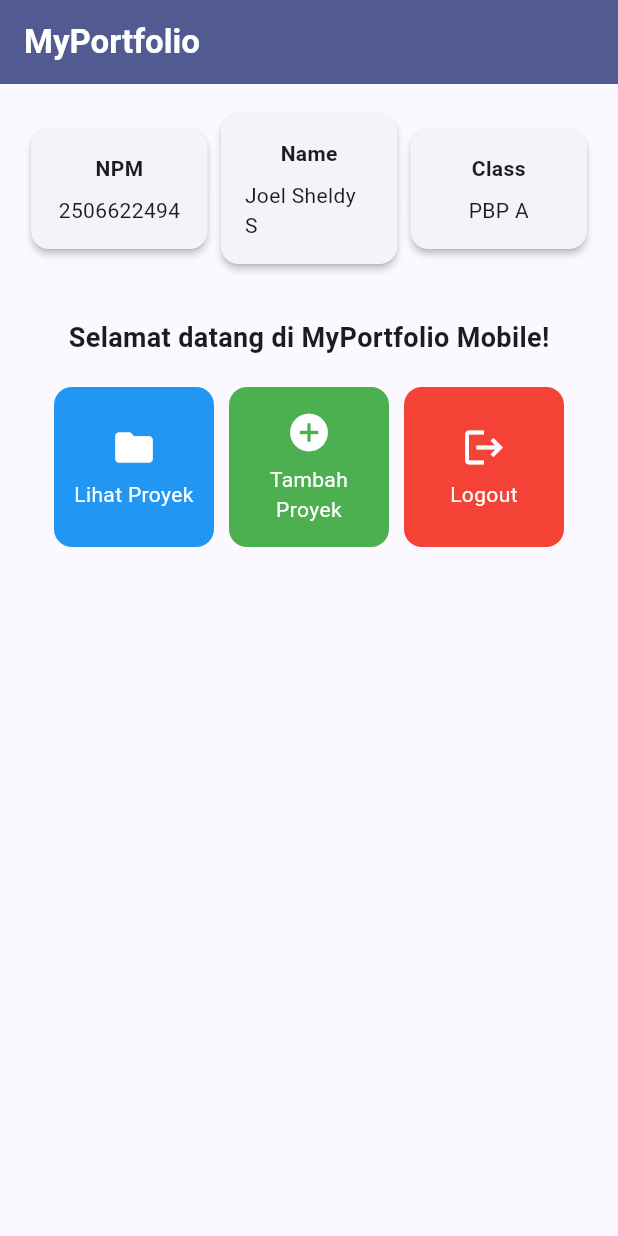
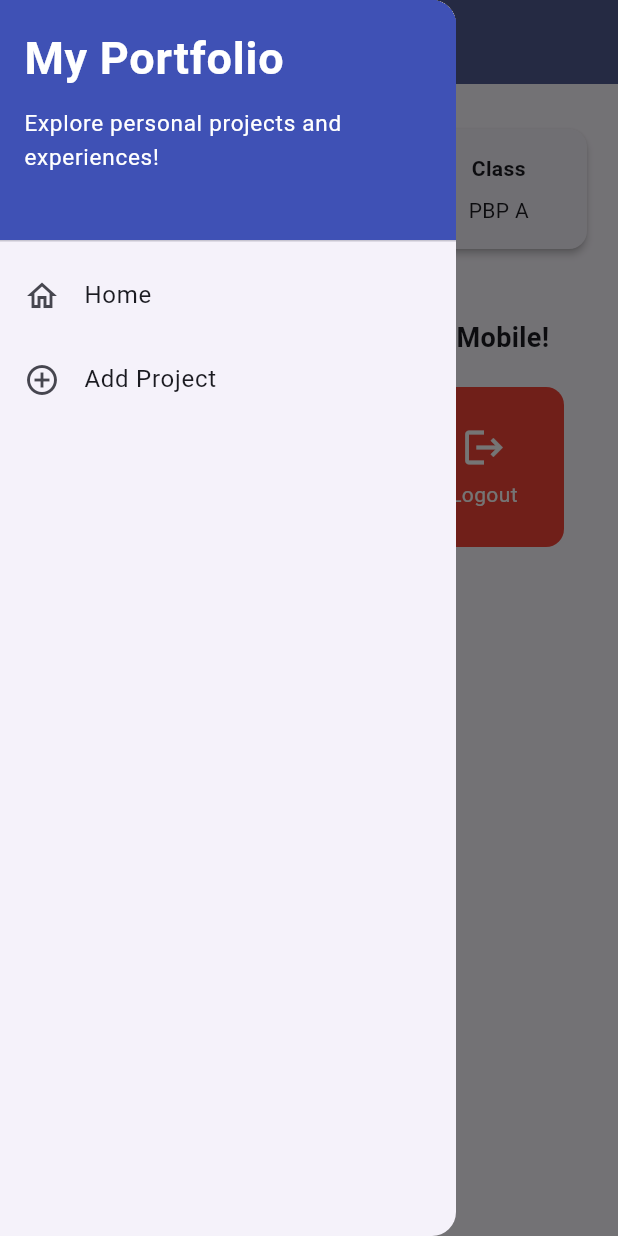
Before and after one commit to joelsheldys/myportofolio_mobile, a Flutter app: the screen it shows after launch, with the side drawer open (before the commit the screen has no drawer), on a phone screen of 412 x 824 dp. Run offline on Flutter 3.47's test engine with Material 3 defaults, Android fonts, the phone set to English and light mode, and no system bars; our stand-ins replace material_ui.

Commit message:
Tutorial 09

```diff
--- a/lib/main.dart
+++ b/lib/main.dart
@@ -1,5 +1,8 @@
-import 'package:flutter/material.dart';
-import 'package:myportofolio_mobile/menu.dart';
+import 'package:material_ui/material_ui.dart';
+import 'package:myportofolio_mobile/screens/menu.dart';
+import 'package:myportofolio_mobile/screens/project_form.dart';
+import 'package:myportofolio_mobile/widgets/left_drawer.dart';
+import 'package:myportofolio_mobile/widgets/project_card.dart';
 
 void main() {
   runApp(const MyApp());
@@ -19,7 +22,78 @@ class MyApp extends StatelessWidget {
         ),
         useMaterial3: true,
       ),
-      home: MyHomePage(),
+      home: const Tutorial9HomePage(),
     );
   }
 }
+
+class Tutorial9HomePage extends StatelessWidget {
+  const Tutorial9HomePage({super.key});
+
+  void _openProjectForm(BuildContext context) {
+    Navigator.of(context).push(
+      MaterialPageRoute<void>(
+        builder: (context) => const ProjectFormPage(),
+      ),
+    );
+  }
+
+  @override
+  Widget build(BuildContext context) {
+    final items = [
+      ItemHomepage('Lihat Proyek', Icons.folder, Colors.blue),
+      ItemHomepage('Tambah Proyek', Icons.add_circle, Colors.green),
+      ItemHomepage('Logout', Icons.logout, Colors.red),
+    ];
+
+    return Scaffold(
+      appBar: AppBar(
+        title: const Text(
+          'MyPortfolio',
+          style: TextStyle(color: Colors.white, fontWeight: FontWeight.bold),
+        ),
+        backgroundColor: Theme.of(context).colorScheme.primary,
+        foregroundColor: Colors.white,
+      ),
+      drawer: LeftDrawer(
+        onHome: () => Navigator.pop(context),
+        onAddProject: () {
+          Navigator.pop(context);
+          _openProjectForm(context);
+        },
+      ),
+      body: SingleChildScrollView(
+        padding: const EdgeInsets.all(16),
+        child: Column(
+          crossAxisAlignment: CrossAxisAlignment.center,
+          children: [
+            Row(
+              mainAxisAlignment: MainAxisAlignment.spaceEvenly,
+              children: [
+                InfoCard(title: 'NPM', content: '2506622494'),
+                InfoCard(title: 'Name', content: 'Joel Sheldy S'),
+                InfoCard(title: 'Class', content: 'PBP A'),
+              ],
+            ),
+            const SizedBox(height: 32),
+            const Text(
+              'Selamat datang di MyPortfolio Mobile!',
+              textAlign: TextAlign.center,
+              style: TextStyle(fontWeight: FontWeight.bold, fontSize: 18),
+            ),
+            GridView.count(
+              primary: false,
+              shrinkWrap: true,
+              physics: const NeverScrollableScrollPhysics(),
+              padding: const EdgeInsets.all(20),
+              crossAxisSpacing: 10,
+              mainAxisSpacing: 10,
+              crossAxisCount: 3,
+              children: items.map((item) => ItemCard(item)).toList(),
+            ),
+          ],
+        ),
+      ),
+    );
+  }
+}
--- a/lib/menu.dart
+++ b/lib/screens/menu.dart
@@ -1,4 +1,7 @@
-import 'package:flutter/material.dart';
+import 'package:material_ui/material_ui.dart';
+import 'package:myportofolio_mobile/screens/project_form.dart';
+import 'package:myportofolio_mobile/widgets/left_drawer.dart';
+import 'package:myportofolio_mobile/widgets/project_card.dart';
 
 class ItemHomepage {
   final String name;
@@ -37,51 +40,6 @@ class InfoCard extends StatelessWidget {
   }
 }
 
-class ItemCard extends StatelessWidget {
-  final ItemHomepage item;
-
-  const ItemCard(this.item, {super.key});
-
-  @override
-  Widget build(BuildContext context) {
-    return Material(
-      // Menggunakan warna sekunder dari skema tema aplikasi.
-      color: item.color,
-      borderRadius: BorderRadius.circular(12),
-      child: InkWell(
-        // Aksi ketika kartu ditekan oleh pengguna.
-        onTap: () {
-          // Menampilkan SnackBar dengan pesan interaktif.
-          ScaffoldMessenger.of(context)
-            ..hideCurrentSnackBar()
-            ..showSnackBar(
-              SnackBar(
-                content: Text("Kamu telah menekan tombol ${item.name}!"),
-              ),
-            );
-        },
-        child: Container(
-          padding: const EdgeInsets.all(8),
-          child: Center(
-            child: Column(
-              mainAxisAlignment: MainAxisAlignment.center,
-              children: [
-                Icon(item.icon, color: Colors.white, size: 30.0),
-                const Padding(padding: EdgeInsets.all(3)),
-                Text(
-                  item.name,
-                  textAlign: TextAlign.center,
-                  style: const TextStyle(color: Colors.white),
-                ),
-              ],
-            ),
-          ),
-        ),
-      ),
-    );
-  }
-}
-
 class MyHomePage extends StatelessWidget {
   MyHomePage({super.key});
 
@@ -106,6 +64,18 @@ class MyHomePage extends StatelessWidget {
           style: TextStyle(color: Colors.white, fontWeight: FontWeight.bold),
         ),
         backgroundColor: Theme.of(context).colorScheme.primary,
+      ),
+      drawer: LeftDrawer(
+        onHome: () => Navigator.pop(context),
+        onAddProject: () {
+          Navigator.pop(context);
+          Navigator.push(
+            context,
+            MaterialPageRoute<void>(
+              builder: (context) => const ProjectFormPage(),
+            ),
+          );
+        },
       ),
       // Body halaman utama dengan padding di sekelilingnya.
       body: Padding(
--- /dev/null
+++ b/lib/widgets/left_drawer.dart
@@ -0,0 +1,54 @@
+import 'package:material_ui/material_ui.dart';
+
+class LeftDrawer extends StatelessWidget {
+  const LeftDrawer({
+    super.key,
+    required this.onHome,
+    required this.onAddProject,
+  });
+
+  final VoidCallback onHome;
+  final VoidCallback onAddProject;
+
+  @override
+  Widget build(BuildContext context) {
+    return Drawer(
+      child: ListView(
+        padding: EdgeInsets.zero,
+        children: [
+          const DrawerHeader(
+            decoration: BoxDecoration(color: Colors.indigo),
+            child: Column(
+              crossAxisAlignment: CrossAxisAlignment.start,
+              children: [
+                Text(
+                  'My Portfolio',
+                  style: TextStyle(
+                    fontSize: 30,
+                    fontWeight: FontWeight.bold,
+                    color: Colors.white,
+                  ),
+                ),
+                SizedBox(height: 10),
+                Text(
+                  'Explore personal projects and experiences!',
+                  style: TextStyle(fontSize: 15, color: Colors.white),
+                ),
+              ],
+            ),
+          ),
+          ListTile(
+            leading: const Icon(Icons.home_outlined),
+            title: const Text('Home'),
+            onTap: onHome,
+          ),
+          ListTile(
+            leading: const Icon(Icons.add_circle_outline),
+            title: const Text('Add Project'),
+            onTap: onAddProject,
+          ),
+        ],
+      ),
+    );
+  }
+}
--- /dev/null
+++ b/lib/widgets/project_card.dart
@@ -0,0 +1,54 @@
+import 'package:material_ui/material_ui.dart';
+import 'package:myportofolio_mobile/screens/menu.dart';
+import 'package:myportofolio_mobile/screens/project_form.dart';
+
+class ItemCard extends StatelessWidget {
+  final ItemHomepage item;
+
+  const ItemCard(this.item, {super.key});
+
+  @override
+  Widget build(BuildContext context) {
+    return Material(
+      color: item.color,
+      borderRadius: BorderRadius.circular(12),
+      child: InkWell(
+        borderRadius: BorderRadius.circular(12),
+        onTap: () {
+          ScaffoldMessenger.of(context)
+            ..hideCurrentSnackBar()
+            ..showSnackBar(
+              SnackBar(
+                content: Text('Kamu telah menekan tombol ${item.name}!'),
+              ),
+            );
+
+          if (item.name == 'Tambah Proyek') {
+            Navigator.of(context).push(
+              MaterialPageRoute<void>(
+                builder: (context) => const ProjectFormPage(),
+              ),
+            );
+          }
+        },
+        child: Padding(
+          padding: const EdgeInsets.all(8),
+          child: Center(
+            child: Column(
+              mainAxisAlignment: MainAxisAlignment.center,
+              children: [
+                Icon(item.icon, color: Colors.white, size: 30),
+                const Padding(padding: EdgeInsets.all(3)),
+                Text(
+                  item.name,
+                  textAlign: TextAlign.center,
+                  style: const TextStyle(color: Colors.white),
+                ),
+              ],
+            ),
+          ),
+        ),
+      ),
+    );
+  }
+}
--- a/pubspec.yaml
+++ b/pubspec.yaml
@@ -34,6 +34,7 @@ dependencies:
   # The following adds the Cupertino Icons font to your application.
   # Use with the CupertinoIcons class for iOS style icons.
   cupertino_icons: ^1.0.8
+  material_ui: ^1.11.1
 
 dev_dependencies:
   flutter_test:
```
Also changed, not shown: lib/screens/project_form.dart (added, +219 -0 lines), pubspec.lock, 1 other file.
